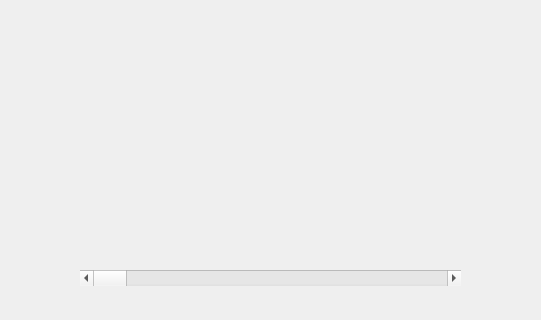
Before: the Qt Designer form ProyectGames/imagegame.ui in johnnyzaet08/DatosII-ProyectoII-Games, drawn with Qt 5; both pictures show x 150 to 691 and y 280 to 600 of the 800 by 600 pixel window.
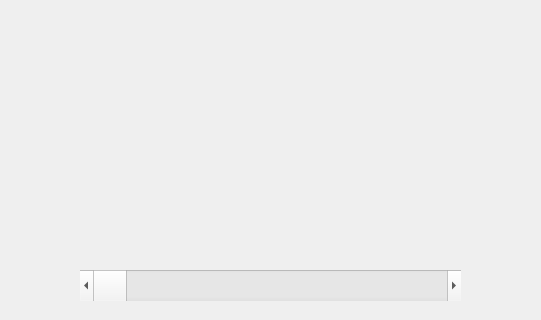
After: the same form once the commit is applied.

What changed in the file:
```diff
--- a/ProyectGames/imagegame.ui
+++ b/ProyectGames/imagegame.ui
@@ -47,7 +47,7 @@
       <x>230</x>
       <y>550</y>
       <width>381</width>
-      <height>16</height>
+      <height>31</height>
      </rect>
     </property>
     <property name="orientation">
```
